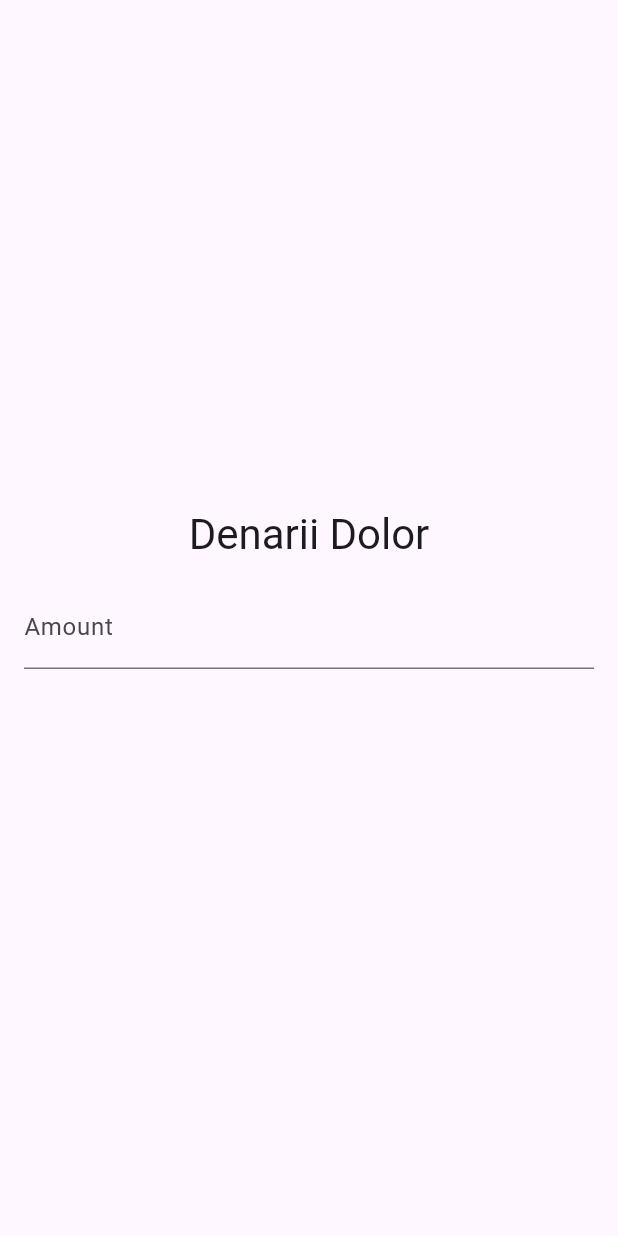
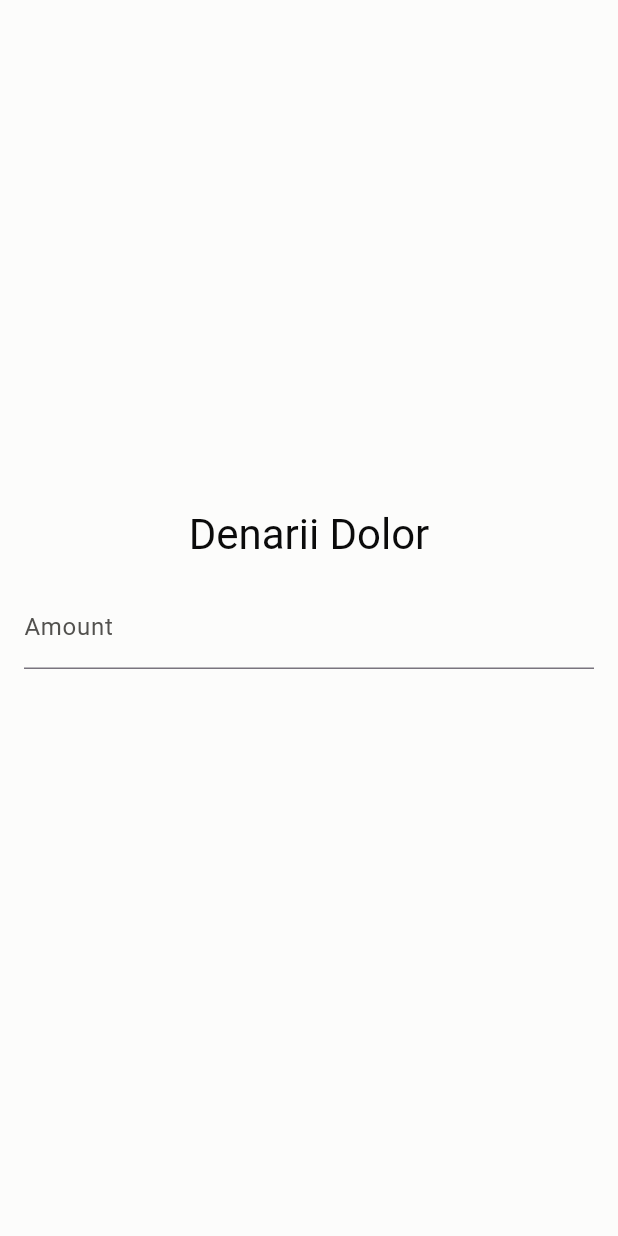
Before and after one commit to jabbott-iii/DenariiDolor, a Flutter app: the screen it shows after launch, on a phone screen of 412 x 824 dp. Run offline on Flutter 3.47's test engine with Material 3 defaults, Android fonts, the phone set to English and light mode, and no system bars; our stand-ins replace material_ui; missing offline and left inert: dart:ffi, flutter_rust_bridge; statements that could not run were skipped.

Commit message:
feat(ui): port v1's colors to light and dark themes (M1.5)
Give the app v1's Material 3 colors, chart colors, and system bars in
a light and a dark theme, following the device's choice by default.

- `lib/app/theme.dart` writes out all 45 color roles of each theme:
  the nine v1 set in `Composables.kt` at 6d57526, and the rest from
  Compose Material3 1.4.0's baseline, which v1 used. Flutter would
  derive the missing roles differently. Compose's `surfaceVariant`,
  deprecated in Flutter, falls back to `surfaceContainerHighest`.
- `VizColors`, a `ThemeExtension`, holds v1's chart colors.
- `DenariiDolorApp.themeMode` picks light, dark, or the device's
  choice; M4.6 passes it the saved setting.
- The system bars follow `ThemedContent.kt`: a transparent status
  bar, a translucent navigation bar scrim, contrasting icons, and no
  contrast scrim from Android. `main` turns on edge-to-edge, as v1
  did. Flutter 3.50.1 can't draw behind the bars before Android 10,
  so there the scrim is painted already blended over the surface;
  without that, API 26's dark navigation bar showed gray.

From Android 15, v1 painted its navigation bar scrim as a view, and
this app paints none. M4.1 has a note to match it or record the
difference.

Tests: cargo fmt, clippy, test (68 passed) and doc pass; dart format,
flutter analyze, flutter test (75 passed, 12 new) pass; flutter test
integration_test passed (3) on API 26 and API 36 with the app in
English. On API 26 and API 36, screenshots in both themes, at a cold
start and after switching, showed v1's surfaces and scrims; Arabic
at 200% text laid out right to left. Not run: CI on GitHub (M1.3),
any iOS build (needs a Mac), v1 side by side on the same emulator.
Refs: M1.5

```diff
--- a/lib/app/app.dart
+++ b/lib/app/app.dart
@@ -6,15 +6,25 @@
 
 import 'package:denarii_dolor/app/app_scope.dart';
 import 'package:denarii_dolor/app/root_switch.dart';
+import 'package:denarii_dolor/app/theme.dart';
 import 'package:denarii_dolor/l10n/app_localizations.dart';
 import 'package:denarii_dolor/l10n/locale_resolution.dart';
+import 'package:flutter/services.dart';
 import 'package:material_ui/material_ui.dart';
 
 /// The app: the app scope above a [MaterialApp] whose home is the [RootSwitch].
 class DenariiDolorApp extends StatelessWidget {
-  const DenariiDolorApp({super.key, required this.services});
+  const DenariiDolorApp({
+    super.key,
+    required this.services,
+    this.themeMode = ThemeMode.system,
+  });
 
   final AppServices services;
+
+  /// The light or the dark theme, or the device's choice between them. M4.6 passes the user's
+  /// setting, which v1 kept as `dark_mode` in `ui_prefs`: missing means the device's choice.
+  final ThemeMode themeMode;
 
   @override
   Widget build(BuildContext context) {
@@ -31,11 +41,38 @@ class DenariiDolorApp extends StatelessWidget {
         ],
         supportedLocales: AppLocalizations.supportedLocales,
         localeListResolutionCallback: resolveAppLocale,
-        // Material 3's defaults, following the device's theme, until M1.5 ports v1's colors.
-        theme: ThemeData(),
-        darkTheme: ThemeData(brightness: Brightness.dark),
+        theme: lightTheme,
+        darkTheme: darkTheme,
+        themeMode: themeMode,
+        builder: (context, child) =>
+            _SystemBars(child: child ?? const SizedBox.shrink()),
         home: const RootSwitch(),
       ),
     );
   }
 }
+
+/// Styles the system bars for the theme over every screen, as v1 did. An app bar styles the status
+/// bar behind it the same way, through the theme's `appBarTheme`.
+class _SystemBars extends StatelessWidget {
+  const _SystemBars({required this.child});
+
+  final Widget child;
+
+  @override
+  Widget build(BuildContext context) {
+    final theme = Theme.of(context);
+    final style = systemBarsStyle(theme.brightness);
+    // The navigation bar adds padding at the bottom, or at one side in landscape, only when the app
+    // is drawn behind it, which Flutter does from Android 10.
+    final padding = MediaQuery.viewPaddingOf(context);
+    final isBehindNavigationBar =
+        padding.bottom > 0 || padding.left > 0 || padding.right > 0;
+    return AnnotatedRegion<SystemUiOverlayStyle>(
+      value: isBehindNavigationBar
+          ? style
+          : withOpaqueNavigationBar(style, theme.colorScheme.surface),
+      child: child,
+    );
+  }
+}
--- /dev/null
+++ b/lib/app/viz_colors.dart
@@ -0,0 +1,88 @@
+/*
+ * Copyright (c) 2026 Joseph Anthony Abbott III. All rights reserved.
+ * Proprietary and confidential. Use is governed by the LICENSE file; copying, modifying or distributing this file without
+ * written permission is prohibited.
+ */
+
+import 'package:material_ui/material_ui.dart';
+
+/// The colors of charts and budget meters, which Material's `ColorScheme` has no roles for (v1's
+/// `VizColors.kt`). Each theme picks its own values rather than inverting the other's.
+///
+/// Read them with `Theme.of(context).extension<VizColors>()`.
+@immutable
+final class VizColors extends ThemeExtension<VizColors> {
+  const VizColors({
+    required this.series1,
+    required this.meterTrack,
+    required this.statusGood,
+    required this.statusWarning,
+    required this.statusCritical,
+  });
+
+  /// The spending chart's columns, and a budget within its limit.
+  final Color series1;
+
+  /// The unfilled part of a budget's progress bar.
+  final Color meterTrack;
+
+  /// A good status. v1 defined it, but no v1 screen used it.
+  final Color statusGood;
+
+  /// A budget near its limit, and its warning icon.
+  final Color statusWarning;
+
+  /// A budget over its limit.
+  final Color statusCritical;
+
+  @override
+  VizColors copyWith({
+    Color? series1,
+    Color? meterTrack,
+    Color? statusGood,
+    Color? statusWarning,
+    Color? statusCritical,
+  }) => VizColors(
+    series1: series1 ?? this.series1,
+    meterTrack: meterTrack ?? this.meterTrack,
+    statusGood: statusGood ?? this.statusGood,
+    statusWarning: statusWarning ?? this.statusWarning,
+    statusCritical: statusCritical ?? this.statusCritical,
+  );
+
+  /// Blends toward [other] while `MaterialApp` animates a change of theme.
+  @override
+  VizColors lerp(VizColors? other, double t) {
+    if (other == null) {
+      return this;
+    }
+    return VizColors(
+      series1: _lerp(series1, other.series1, t),
+      meterTrack: _lerp(meterTrack, other.meterTrack, t),
+      statusGood: _lerp(statusGood, other.statusGood, t),
+      statusWarning: _lerp(statusWarning, other.statusWarning, t),
+      statusCritical: _lerp(statusCritical, other.statusCritical, t),
+    );
+  }
+
+  // Color.lerp returns null only when both colors are null.
+  static Color _lerp(Color a, Color b, double t) => Color.lerp(a, b, t) ?? b;
+
+  @override
+  bool operator ==(Object other) =>
+      other is VizColors &&
+      other.series1 == series1 &&
+      other.meterTrack == meterTrack &&
+      other.statusGood == statusGood &&
+      other.statusWarning == statusWarning &&
+      other.statusCritical == statusCritical;
+
+  @override
+  int get hashCode => Object.hash(
+    series1,
+    meterTrack,
+    statusGood,
+    statusWarning,
+    statusCritical,
+  );
+}
--- a/lib/main.dart
+++ b/lib/main.dart
@@ -9,9 +9,14 @@ import 'package:denarii_dolor/app/app_scope.dart';
 import 'package:denarii_dolor/app/session_lock.dart';
 import 'package:denarii_dolor/platform/money_parser.dart';
 import 'package:denarii_dolor/platform/rust/frb_generated.dart';
+import 'package:flutter/services.dart';
 import 'package:flutter/widgets.dart';
 
 Future<void> main() async {
+  WidgetsFlutterBinding.ensureInitialized();
+  // The app draws under the system bars, as v1's `enableEdgeToEdge()` made it. Flutter 3.50.1 does
+  // this only from Android 10, and Android 15 and later always do it.
+  await SystemChrome.setEnabledSystemUIMode(SystemUiMode.edgeToEdge);
   // Loads libdenarii_bridge before any screen can call it (ADR-0005).
   await RustLib.init();
   runApp(
```
Also changed, not shown: lib/app/theme.dart (added, +206 -0 lines), 6 other files.
